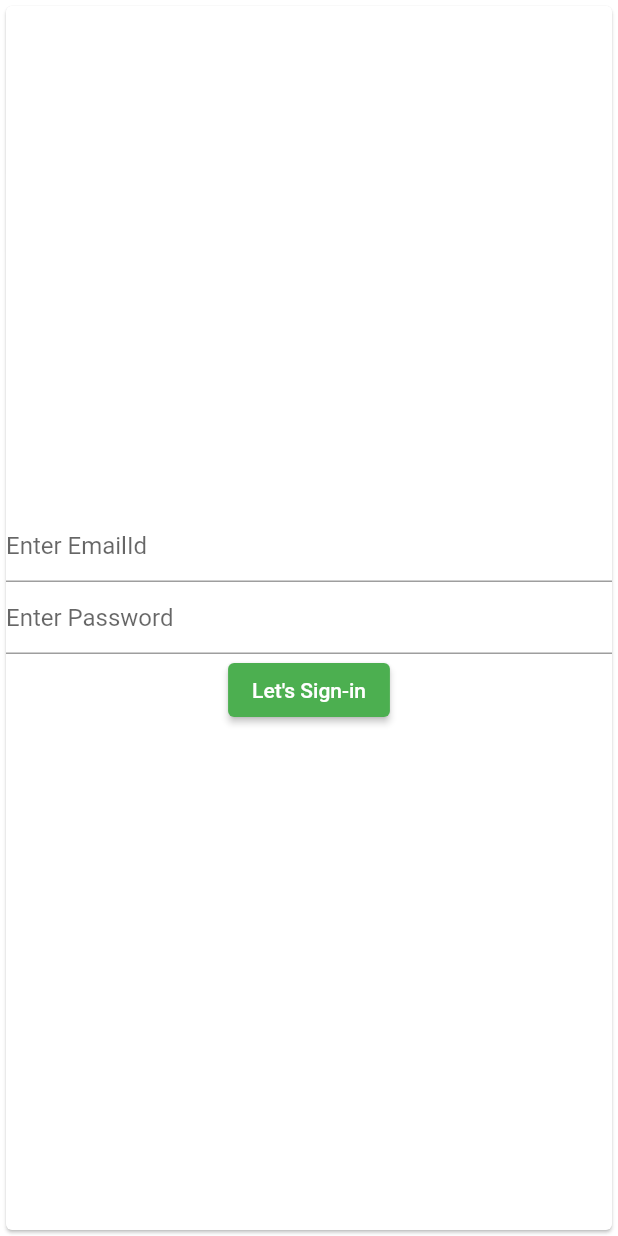
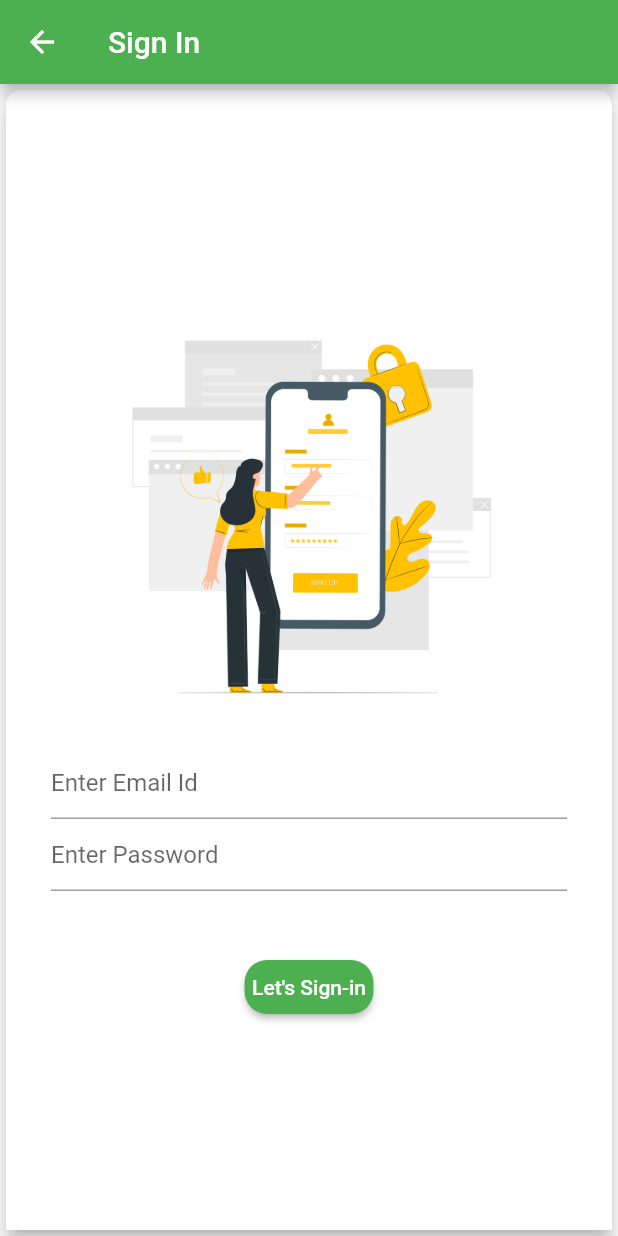
Before and after one commit to Amey-2002/Meme_G, a Flutter app: the EmailandPass screen opened by its route, on a phone screen of 412 x 824 dp. Run offline on Flutter 3.47's test engine with Material 2 defaults, Android fonts, the phone set to English and light mode, and no system bars; our stand-ins replace firebase_auth, firebase_core, flutter_datetime_picker, flutter_signin_button, google_sign_in; missing offline and left inert: flutter_painter; accounts and stored records are empty; network calls fail.

Commit message:
sign in screen and email-pass screen ui changed

```diff
--- a/meme_g/lib/screens/emailandpass_signin.dart
+++ b/meme_g/lib/screens/emailandpass_signin.dart
@@ -14,21 +14,44 @@ class _EmailandPassState extends State<EmailandPass> {
   var authObject = new Auth();
   @override
   Widget build(BuildContext context) {
-    return Card(
-        child : Column(
+    return Scaffold(
+      appBar: AppBar(
+        title : Text('Sign In'),
+      ),
+       body: Card(
+           elevation: 5,
+           shape: RoundedRectangleBorder(
+            borderRadius:  BorderRadius.only(
+              topLeft: Radius.circular(10),
+              topRight: Radius.circular(10),  ),),
+
+             child: Container(
+               padding: EdgeInsets.all(30),
+             child: Column(
         mainAxisAlignment: MainAxisAlignment.center,
         children: <Widget>[
                Container(
-          child: TextField(
-              decoration: InputDecoration(hintText: "Enter EmailId "),
+                 padding: EdgeInsets.all(10),
+                  height: 300,
+                  width: double.infinity,
+                  child: Image.asset(
+                    'assets/Mobile login-pana.png',
+                  ),
+               ),
+
+              TextField(
+                  decoration: InputDecoration(
+                    hintText: "Enter Email Id ",
+
+                    ),
                   onChanged: (email) {
                     setState(() {
                       emailid = email;
                     });
                   }),
-        ),
-        Container(
-          child: TextField(
+
+
+              TextField(
                 decoration: InputDecoration(hintText: "Enter Password"),
                 onChanged: (password) {
                   setState(() {
@@ -37,8 +60,20 @@ class _EmailandPassState extends State<EmailandPass> {
                 },
                 obscureText: true,
               ),
+           SizedBox(
+             height: 40.0,
            ),
+
           ElevatedButton(
+                style : ButtonStyle(
+                 padding : MaterialStateProperty.all(const EdgeInsets.all(5)),
+                  shape: MaterialStateProperty.all(
+                    RoundedRectangleBorder(
+                      borderRadius: BorderRadius.vertical(top: Radius.circular(15),
+                      bottom: Radius.circular(15)),
+                    )
+                  )   ,
+                  ),
                 onPressed: () async {
                   dynamic resultuser =
                       await authObject.EmailandpassSignIn(emailid, upassword);
@@ -49,9 +84,13 @@ class _EmailandPassState extends State<EmailandPass> {
                     print(resultuser.uid);
                   }
                 },
+
                 child: Text("Let's Sign-in"))
         ],
-    )
+      ),
+      ),
+           ),
     );
+
   }
 }
--- a/meme_g/pubspec.yaml
+++ b/meme_g/pubspec.yaml
@@ -67,7 +67,9 @@ flutter:
   uses-material-design: true
 
   # To add assets to your application, add an assets section, like this:
-  # assets:
+  assets:
+    - assets/Wall post-amico (1).png
+    - assets/Mobile login-pana.png
   #   - images/a_dot_burr.jpeg
   #   - images/a_dot_ham.jpeg
 
```
Lines whose indentation alone changed are shown as unchanged.
